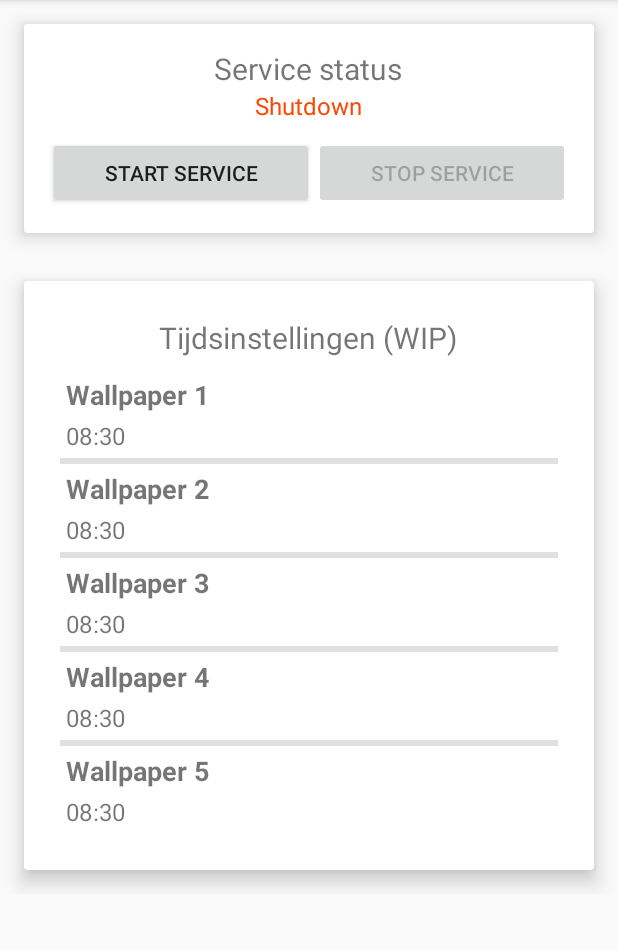
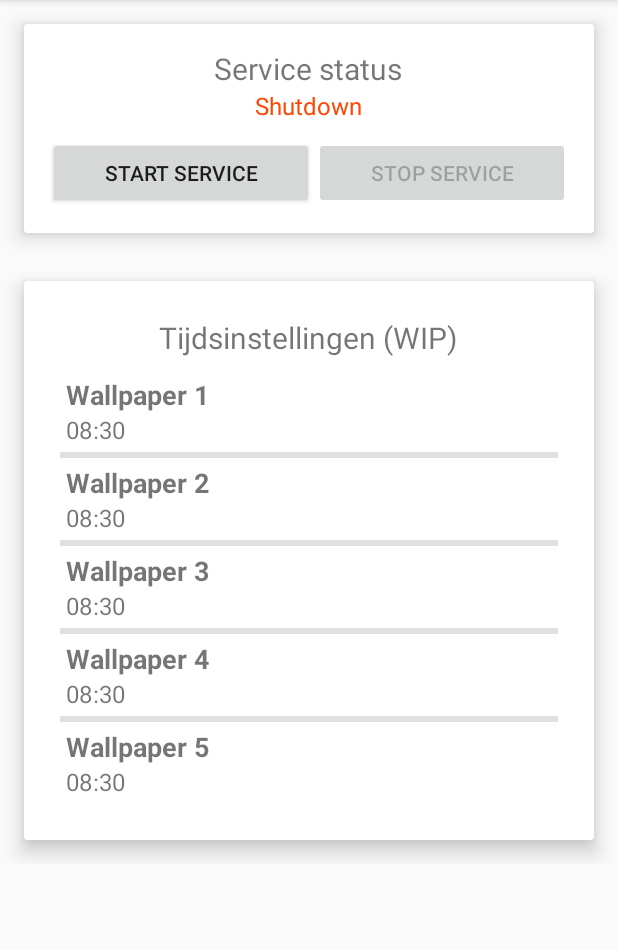
Before and after one commit to JensSchadron/WallpaperSwitcher, an Android app: the screen it shows after launch (MainActivity), on a phone screen of 412 x 824 dp, the part 84-1034 px from its top. Run offline under Robolectric (Android 15) with nearby library versions, the phone set to English and light mode, and no system bars.

Commit message:
Kleine lay-out wijziging

```diff
--- a/app/src/main/res/layout/listview_timesettings_item.xml
+++ b/app/src/main/res/layout/listview_timesettings_item.xml
@@ -9,7 +9,7 @@
         android:id="@+id/titel"
         android:layout_width="wrap_content"
         android:layout_height="wrap_content"
-        android:layout_marginBottom="4dp"
+        android:layout_marginBottom="0dp"
         android:textSize="18sp"
         android:textStyle="bold" />
 
```
